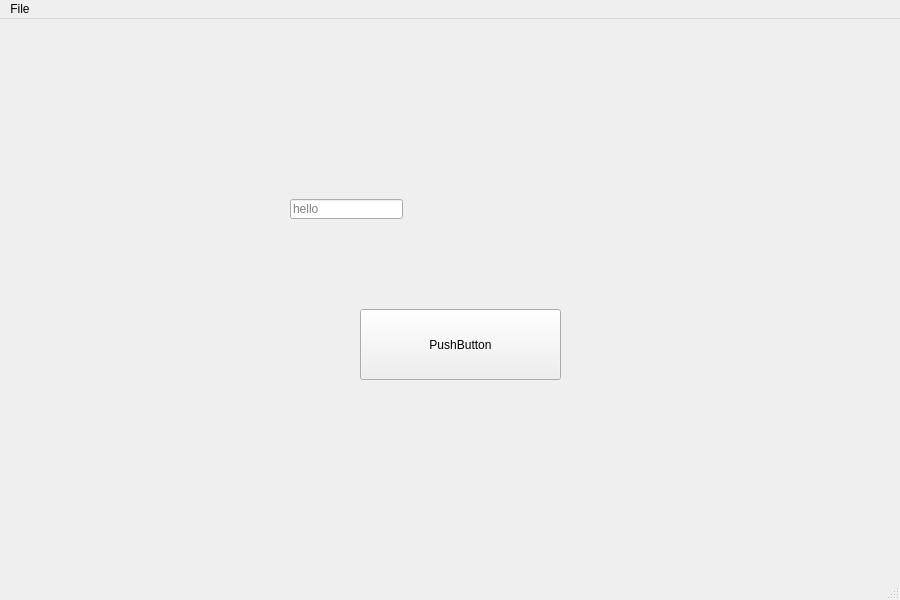
The window that main.ui (sosig1107/MinecraftViewModelChanger) describes before a commit, drawn with Qt 5.
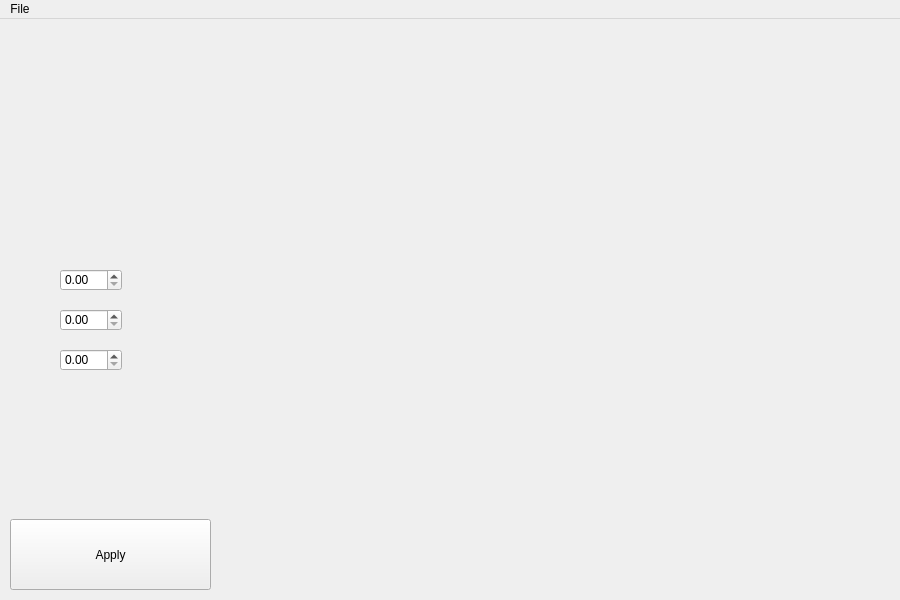
The same window after the commit. Icons and pictures are not drawn.

```diff
--- a/main.ui
+++ b/main.ui
@@ -29,8 +29,8 @@
    <widget class="QPushButton" name="pushButton">
     <property name="geometry">
      <rect>
-      <x>360</x>
-      <y>290</y>
+      <x>10</x>
+      <y>500</y>
       <width>201</width>
       <height>71</height>
      </rect>
@@ -39,23 +39,59 @@
      <string notr="true"/>
     </property>
     <property name="text">
-     <string>PushButton</string>
+     <string>Apply</string>
     </property>
     <property name="autoDefault">
      <bool>true</bool>
     </property>
    </widget>
-   <widget class="QLineEdit" name="lineEdit">
+   <widget class="QDoubleSpinBox" name="zinput">
     <property name="geometry">
      <rect>
-      <x>290</x>
-      <y>180</y>
-      <width>113</width>
-      <height>20</height>
+      <x>60</x>
+      <y>330</y>
+      <width>62</width>
+      <height>22</height>
      </rect>
     </property>
-    <property name="placeholderText">
-     <string>hello</string>
+   </widget>
+   <widget class="QDoubleSpinBox" name="yInput">
+    <property name="geometry">
+     <rect>
+      <x>60</x>
+      <y>290</y>
+      <width>62</width>
+      <height>22</height>
+     </rect>
+    </property>
+   </widget>
+   <widget class="QDoubleSpinBox" name="xInput">
+    <property name="geometry">
+     <rect>
+      <x>60</x>
+      <y>250</y>
+      <width>62</width>
+      <height>22</height>
+     </rect>
+    </property>
+   </widget>
+   <widget class="QLabel" name="pickaxeLabel">
+    <property name="geometry">
+     <rect>
+      <x>400</x>
+      <y>150</y>
+      <width>270</width>
+      <height>260</height>
+     </rect>
+    </property>
+    <property name="text">
+     <string/>
+    </property>
+    <property name="pixmap">
+     <pixmap resource="resource.qrc">:/new/pickaxe.png</pixmap>
+    </property>
+    <property name="scaledContents">
+     <bool>true</bool>
     </property>
    </widget>
   </widget>
@@ -77,14 +113,6 @@
    </widget>
    <addaction name="menuDatei"/>
   </widget>
-  <widget class="QStatusBar" name="statusbar">
-   <property name="enabled">
-    <bool>true</bool>
-   </property>
-   <property name="cursor">
-    <cursorShape>ArrowCursor</cursorShape>
-   </property>
-  </widget>
   <action name="actionOpen">
    <property name="text">
     <string>Open</string>
```
Left out of the diff: 4 changed lines with no effect on the pictures.
